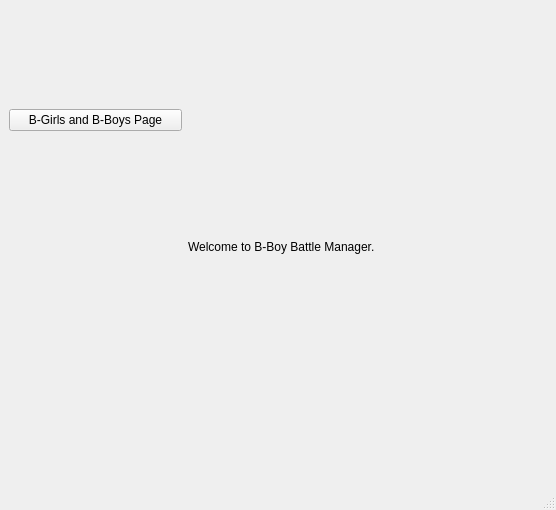
First picture: the form in B3M_GUI/src/MainWindow.ui, repository Tobxon/BBoyBattleManager, before the edit.
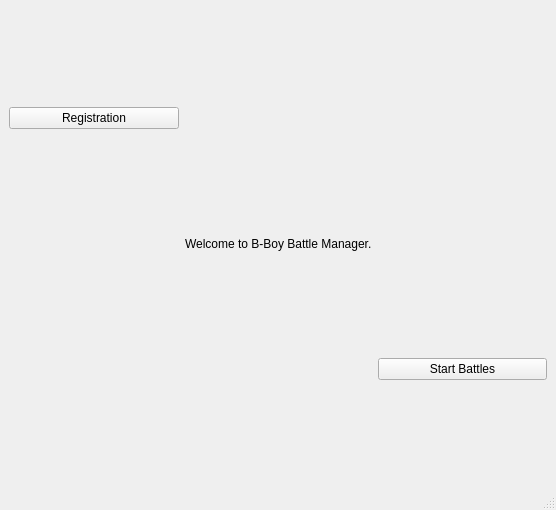
Second picture: the form after the edit.

Diff of the .ui file:
```diff
--- a/B3M_GUI/src/MainWindow.ui
+++ b/B3M_GUI/src/MainWindow.ui
@@ -72,7 +72,7 @@
          </sizepolicy>
         </property>
         <property name="text">
-         <string>B-Girls and B-Boys Page</string>
+         <string>Registration</string>
         </property>
        </widget>
       </item>
@@ -89,6 +89,13 @@
         </property>
        </spacer>
       </item>
+      <item row="2" column="2">
+       <widget class="QPushButton" name="lowRightButton">
+        <property name="text">
+         <string>Start Battles</string>
+        </property>
+       </widget>
+      </item>
      </layout>
     </item>
    </layout>
```
